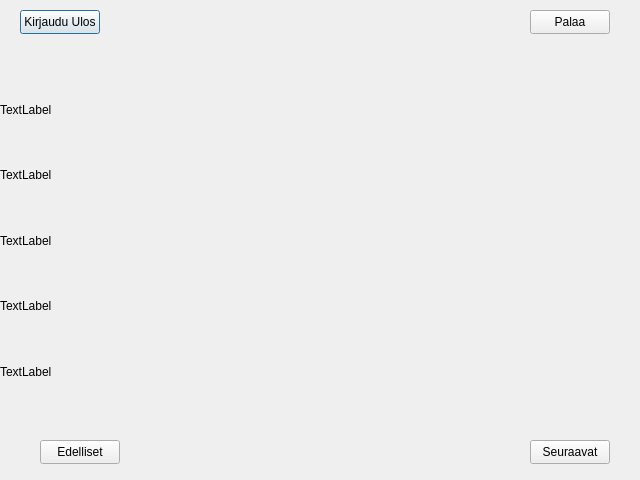
The window that frontend/transactionswindow.ui (slmksav/Qt6-ATM-app) describes before a commit, drawn with Qt 5.
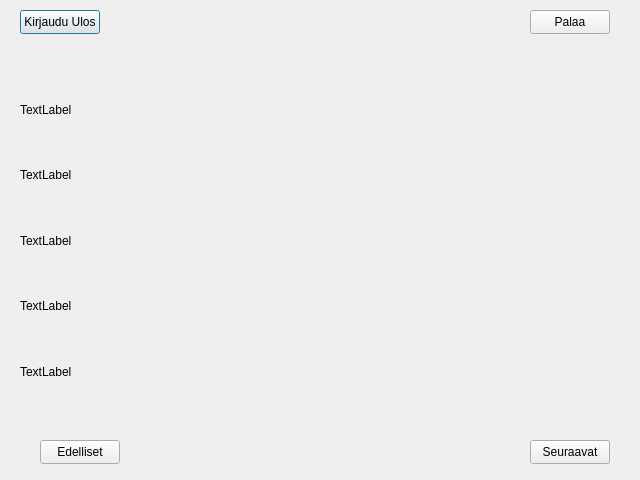
The same window after the commit.

Commit message: gui info display updates

```diff
--- a/frontend/transactionswindow.ui
+++ b/frontend/transactionswindow.ui
@@ -68,12 +68,21 @@
     <string>Seuraavat</string>
    </property>
   </widget>
-  <widget class="QWidget" name="verticalLayoutWidget">
+  <widget class="QWidget" name="layoutWrapper" native="true">
    <property name="geometry">
     <rect>
      <x>0</x>
-     <y>80</y>
+     <y>40</y>
      <width>641</width>
+     <height>401</height>
+    </rect>
+   </property>
+   <widget class="QWidget" name="verticalLayoutWidget">
+    <property name="geometry">
+     <rect>
+      <x>20</x>
+      <y>40</y>
+      <width>601</width>
      <height>321</height>
     </rect>
    </property>
@@ -114,6 +123,7 @@
      </widget>
     </item>
    </layout>
+   </widget>
   </widget>
  </widget>
  <resources/>
```
Left out of the diff: 2 changed lines with no effect on the pictures. Lines whose indentation alone changed are shown as unchanged. The commit also changes 5 other files.
